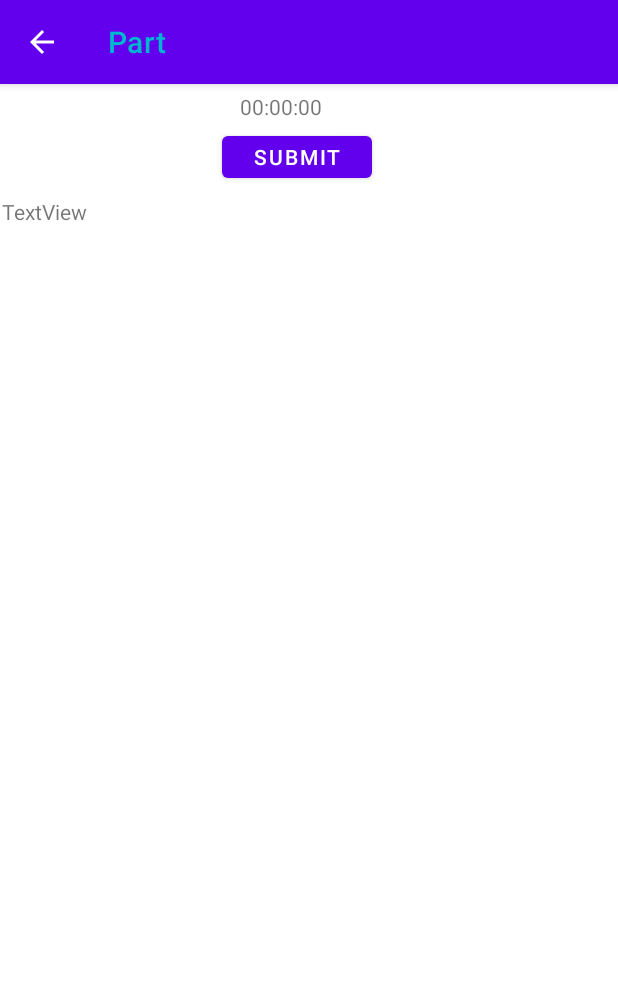
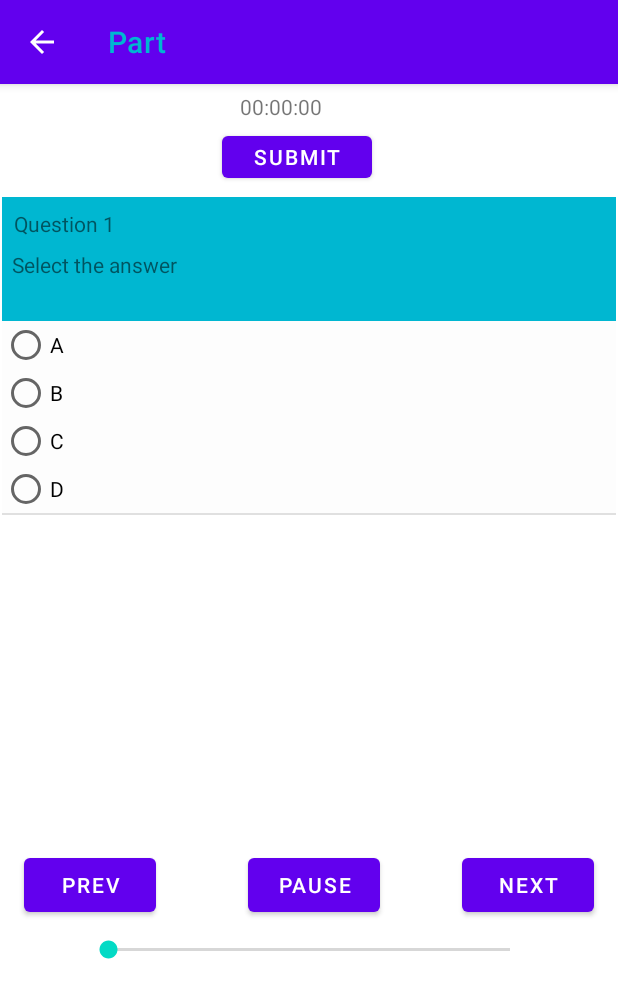
Before and after one commit to phamthainb/toeic-app, an Android app: the Part3Activity screen opened directly, with no data from a screen before it, on a phone screen of 412 x 824 dp. Shown: the top 998 px of the screen. Run offline under Robolectric (Android 15) with nearby library versions, the phone set to English and light mode, and no system bars.

Commit message:
[phamthainb] [app] UI for question

```diff
--- a/toeic/app/src/main/java/com/ptit/toeic/Part3Activity.java
+++ b/toeic/app/src/main/java/com/ptit/toeic/Part3Activity.java
@@ -1,19 +1,32 @@
 package com.ptit.toeic;
 
 import android.graphics.Color;
+import android.media.AudioManager;
+import android.media.MediaPlayer;
+import android.net.Uri;
 import android.os.Bundle;
 import android.text.SpannableString;
 import android.text.Spanned;
 import android.text.style.ForegroundColorSpan;
+import android.view.View;
+import android.widget.ImageView;
+import android.widget.ListView;
+import android.widget.TextView;
+
 import androidx.appcompat.app.ActionBar;
 import androidx.appcompat.app.AppCompatActivity;
 
 import com.google.gson.Gson;
+import com.ptit.toeic.adapter.ContentItemAdapter;
+import com.ptit.toeic.model.ContentItem;
 import com.ptit.toeic.model.General;
 import com.ptit.toeic.model.Question;
 import com.ptit.toeic.utils.Utils;
 import org.json.JSONException;
 import org.json.JSONObject;
+
+import java.io.IOException;
+import java.util.ArrayList;
 
 public class Part3Activity extends AppCompatActivity {
     Gson gson = new Gson();
@@ -49,11 +62,16 @@ public class Part3Activity extends AppCompatActivity {
         // timer
 
         // general
+        ImageView quest_img = findViewById(R.id.quest_img);
+        TextView quest_desc = findViewById(R.id.quest_desc);
         switch (part){
-            case 1:
+            case 1:{
+                quest_desc.setVisibility(View.INVISIBLE);
+                Utils.loadImage(quest_img, question.getGeneral().getImage());
+                break;
+            }
             case 2:{
                 System.out.println("getImage: " + question.getGeneral().getImage());
-                Utils.loadImage(findViewById(R.id.quest_img), question.getGeneral().getImage());
                 break;
             }
 
@@ -65,9 +83,25 @@ public class Part3Activity extends AppCompatActivity {
             default:
                 break;
         }
+
         // list question
+        ListView contentItemView = findViewById(R.id.quest_list);
+        ArrayList<ContentItem> contentItem = question.getContent();
+        contentItemView.setAdapter(new ContentItemAdapter(contentItem));
 
-        // control
+        // control: prev, next, pause, audio process
+        if(part == 1){
+            MediaPlayer mediaPlayer = new MediaPlayer();
+            mediaPlayer.setAudioStreamType(AudioManager.STREAM_MUSIC);
+            try {
+                mediaPlayer.setDataSource(question.getGeneral().getAudio());
+                mediaPlayer.prepare();
+                mediaPlayer.start();
+            } catch (IOException e) {
+                e.printStackTrace();
+            }
+        }
+
 
     }
 
--- /dev/null
+++ b/toeic/app/src/main/java/com/ptit/toeic/adapter/ContentItemAdapter.java
@@ -0,0 +1,70 @@
+package com.ptit.toeic.adapter;
+
+import android.view.View;
+import android.view.ViewGroup;
+import android.widget.BaseAdapter;
+import android.widget.RadioButton;
+import android.widget.RadioGroup;
+import android.widget.TextView;
+
+import com.ptit.toeic.R;
+import com.ptit.toeic.model.ContentItem;
+
+import java.util.ArrayList;
+
+public class ContentItemAdapter extends BaseAdapter {
+    final ArrayList<ContentItem> contentItems;
+
+    public ContentItemAdapter(ArrayList<ContentItem> contentItems) {
+        this.contentItems = contentItems;
+    }
+
+    @Override
+    public int getCount() {
+        return contentItems.size();
+    }
+
+    @Override
+    public Object getItem(int i) {
+        return contentItems.get(i);
+    }
+
+    @Override
+    public long getItemId(int i) {
+        return 0;
+    }
+
+    @Override
+    public View getView(int i, View view, ViewGroup viewGroup) {
+        View view1;
+        if(view == null){
+            view1 = View.inflate(viewGroup.getContext(), R.layout.part3_question, null);
+        }else{
+            view1 = view;
+        }
+
+        // bind data to view
+        ContentItem q = (ContentItem) getItem(i);
+        System.out.println(q.getAnswers().getClass().getName());
+        ((TextView) view1.findViewById(R.id.quest_index)).setText("Question " + String.valueOf(i + 1));
+        ((TextView) view1.findViewById(R.id.quest_content)).setText(q.getQuestion());
+
+        // map list answer
+        ArrayList<Object> listAnswer = q.getAnswers();
+        RadioGroup listAnswerView = view1.findViewById(R.id.quest_list_answer);
+        listAnswerView.setOnCheckedChangeListener(new RadioGroup.OnCheckedChangeListener() {
+            @Override
+            public void onCheckedChanged(RadioGroup radioGroup, int i) {
+                System.out.println("Clicked : "+ radioGroup.getCheckedRadioButtonId());
+            }
+        });
+        for (int n = 0; n < listAnswer.size(); n++) {
+            RadioButton rb = new RadioButton(view1.getContext());
+            rb.setText(String.valueOf(listAnswer.get(n)));
+            rb.setId(n);
+            listAnswerView.addView(rb);
+        }
+
+        return view1;
+    }
+}
--- a/toeic/app/src/main/java/com/ptit/toeic/model/ContentItem.java
+++ b/toeic/app/src/main/java/com/ptit/toeic/model/ContentItem.java
@@ -21,6 +21,23 @@ public class ContentItem {
     }
 
     // Getter Methods
+
+    public ArrayList<Object> getAnswers() {
+        return answers;
+    }
+
+    public void setAnswers(ArrayList<Object> answers) {
+        this.answers = answers;
+    }
+
+    public Object getExplainAllObject() {
+        return explainAllObject;
+    }
+
+    public void setExplainAllObject(Object explainAllObject) {
+        this.explainAllObject = explainAllObject;
+    }
+
     public String getQuestion() {
         return question;
     }
--- a/toeic/app/src/main/res/layout/part3_control.xml
+++ b/toeic/app/src/main/res/layout/part3_control.xml
@@ -1,5 +1,6 @@
 <?xml version="1.0" encoding="utf-8"?>
 <androidx.constraintlayout.widget.ConstraintLayout xmlns:android="http://schemas.android.com/apk/res/android"
+    xmlns:app="http://schemas.android.com/apk/res-auto"
     xmlns:tools="http://schemas.android.com/tools"
     android:id="@+id/part_control"
     android:layout_width="match_parent"
@@ -9,15 +10,41 @@
         android:id="@+id/btn_quest_prev"
         android:layout_width="wrap_content"
         android:layout_height="wrap_content"
-        android:text="Button"
-        tools:layout_editor_absoluteX="16dp"
-        tools:layout_editor_absoluteY="25dp" />
+        android:layout_marginStart="16dp"
+        android:layout_marginTop="510dp"
+        android:text="Prev"
+        app:layout_constraintStart_toStartOf="parent"
+        app:layout_constraintTop_toTopOf="parent" />
 
     <Button
         android:id="@+id/btn_quest_next"
         android:layout_width="wrap_content"
         android:layout_height="wrap_content"
-        android:text="Button"
-        tools:layout_editor_absoluteX="298dp"
-        tools:layout_editor_absoluteY="25dp" />
+        android:layout_marginTop="510dp"
+        android:layout_marginEnd="16dp"
+        android:text="Next"
+        app:layout_constraintEnd_toEndOf="parent"
+        app:layout_constraintTop_toTopOf="parent" />
+
+    <Button
+        android:id="@+id/btn_quest_pause"
+        android:layout_width="wrap_content"
+        android:layout_height="wrap_content"
+        android:layout_marginStart="51dp"
+        android:layout_marginTop="510dp"
+        android:layout_marginEnd="45dp"
+        android:text="Pause"
+        app:layout_constraintEnd_toStartOf="@+id/btn_quest_next"
+        app:layout_constraintStart_toEndOf="@+id/btn_quest_prev"
+        app:layout_constraintTop_toTopOf="parent" />
+
+    <SeekBar
+        android:id="@+id/seekBar"
+        android:layout_width="300dp"
+        android:layout_height="wrap_content"
+        android:layout_marginTop="10dp"
+        app:layout_constraintEnd_toEndOf="parent"
+        app:layout_constraintHorizontal_bias="0.5"
+        app:layout_constraintStart_toStartOf="parent"
+        app:layout_constraintTop_toBottomOf="@+id/btn_quest_prev" />
 </androidx.constraintlayout.widget.ConstraintLayout>
--- a/toeic/app/src/main/res/layout/part3_list_question.xml
+++ b/toeic/app/src/main/res/layout/part3_list_question.xml
@@ -70,5 +70,6 @@
         </androidx.constraintlayout.widget.ConstraintLayout>
     </ScrollView>
 
+    <include layout="@layout/part3_control" />
 
 </androidx.constraintlayout.widget.ConstraintLayout>
```
Also changed, not shown: toeic/app/src/main/res/layout/part3_question.xml (+1 -30 lines).
